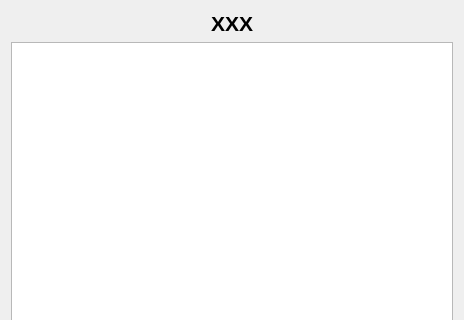
Old version of the form about_base.ui in the repository nextgis/qgis_copy_coords; both pictures show x 0 to 464 and y 0 to 320 of the 464 by 507 pixel window.
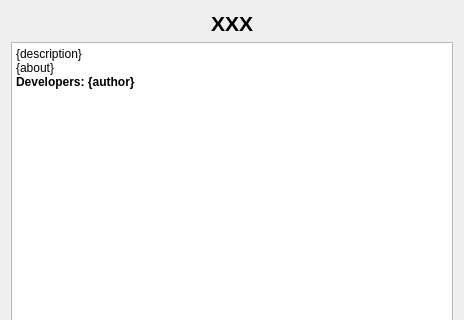
New version of the form.

Patch:
```diff
--- a/about_base.ui
+++ b/about_base.ui
@@ -34,7 +34,9 @@
 &lt;html&gt;&lt;head&gt;&lt;meta name=&quot;qrichtext&quot; content=&quot;1&quot; /&gt;&lt;style type=&quot;text/css&quot;&gt;
 p, li { white-space: pre-wrap; }
 &lt;/style&gt;&lt;/head&gt;&lt;body style=&quot; font-family:'MS Shell Dlg 2'; font-size:8.25pt; font-weight:400; font-style:normal;&quot;&gt;
-&lt;p style=&quot;-qt-paragraph-type:empty; margin-top:0px; margin-bottom:0px; margin-left:0px; margin-right:0px; -qt-block-indent:0; text-indent:0px; font-family:'Sans Serif'; font-size:9pt;&quot;&gt;&lt;br /&gt;&lt;/p&gt;&lt;/body&gt;&lt;/html&gt;</string>
+&lt;p style=&quot; margin-top:0px; margin-bottom:0px; margin-left:0px; margin-right:0px; -qt-block-indent:0; text-indent:0px;&quot;&gt;&lt;span style=&quot; font-family:'Sans Serif'; font-size:9pt;&quot;&gt;{description}&lt;/span&gt;&lt;/p&gt;
+&lt;p style=&quot; margin-top:0px; margin-bottom:0px; margin-left:0px; margin-right:0px; -qt-block-indent:0; text-indent:0px;&quot;&gt;&lt;span style=&quot; font-family:'Sans Serif'; font-size:9pt;&quot;&gt;{about}&lt;/span&gt;&lt;/p&gt;
+&lt;p style=&quot; margin-top:0px; margin-bottom:0px; margin-left:0px; margin-right:0px; -qt-block-indent:0; text-indent:0px;&quot;&gt;&lt;span style=&quot; font-family:'Sans Serif'; font-size:9pt; font-weight:600;&quot;&gt;Developers: {author}&lt;/span&gt;&lt;/p&gt;&lt;/body&gt;&lt;/html&gt;</string>
      </property>
      <property name="textInteractionFlags">
       <set>Qt::LinksAccessibleByMouse|Qt::TextSelectableByMouse</set>
```
